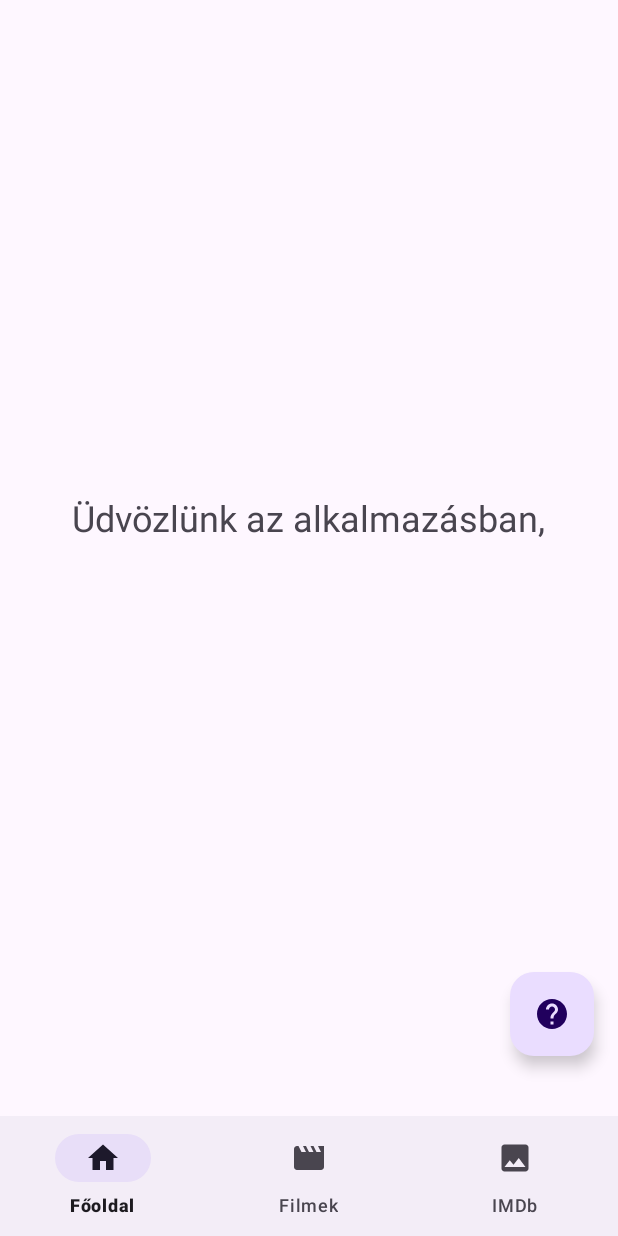
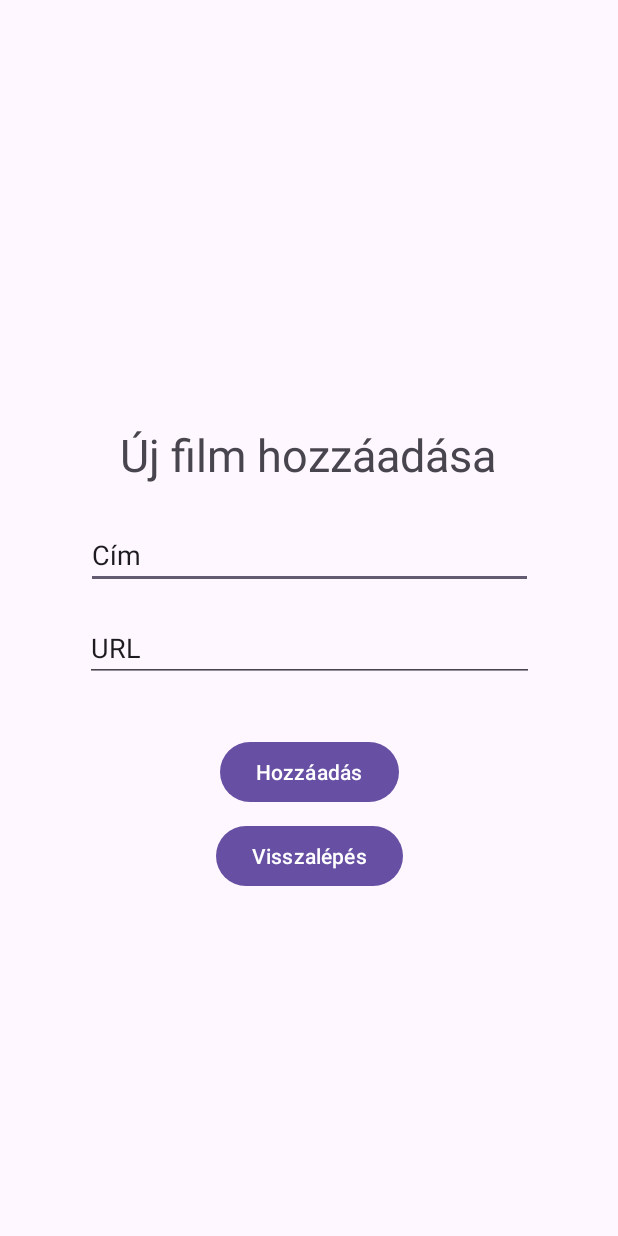
Before and after one commit to FZoltanI/android_app2, an Android app: the fragment FilmsFragment placed in its activity, after a tap on an icon or button, on a phone screen of 412 x 824 dp. Run offline under Robolectric (Android 15) with nearby library versions, the phone set to English and light mode, and no system bars; our stand-ins replace Picasso, Room's generated code; pictures from the network do not load.

Commit message:
database

```diff
--- a/app/src/main/AndroidManifest.xml
+++ b/app/src/main/AndroidManifest.xml
@@ -15,6 +15,9 @@
         android:theme="@style/Theme.Dolgozat2"
         tools:targetApi="31">
         <activity
+            android:name=".AddFilmActivity"
+            android:exported="false" />
+        <activity
             android:name=".MainPageActivity"
             android:exported="false" />
         <activity
--- /dev/null
+++ b/app/src/main/java/com/fz/dolgozat2/AddFilmActivity.java
@@ -0,0 +1,54 @@
+package com.fz.dolgozat2;
+
+import android.os.Bundle;
+import android.view.View;
+import android.widget.Button;
+import android.widget.EditText;
+
+import androidx.activity.EdgeToEdge;
+import androidx.appcompat.app.AppCompatActivity;
+import androidx.core.graphics.Insets;
+import androidx.core.view.ViewCompat;
+import androidx.core.view.WindowInsetsCompat;
+import androidx.room.Room;
+
+import com.fz.dolgozat2.database.AppDatabase;
+import com.fz.dolgozat2.database.Film;
+
+public class AddFilmActivity extends AppCompatActivity {
+    @Override
+    protected void onCreate(Bundle savedInstanceState) {
+        super.onCreate(savedInstanceState);
+        EdgeToEdge.enable(this);
+        setContentView(R.layout.activity_add_film);
+        ViewCompat.setOnApplyWindowInsetsListener(findViewById(R.id.main), (v, insets) -> {
+            Insets systemBars = insets.getInsets(WindowInsetsCompat.Type.systemBars());
+            v.setPadding(systemBars.left, systemBars.top, systemBars.right, systemBars.bottom);
+            return insets;
+        });
+
+        String username = getIntent().getStringExtra("name");
+
+        Button backButton = findViewById(R.id.backbutton);
+        backButton.setOnClickListener(new View.OnClickListener() {
+            @Override
+            public void onClick(View v) {
+                finish();
+            }
+        });
+
+        Button newFilmButton = findViewById(R.id.newfilm);
+        newFilmButton.setOnClickListener(new View.OnClickListener() {
+            @Override
+            public void onClick(View v) {
+                EditText title = findViewById(R.id.titleInput);
+                EditText url = findViewById(R.id.urlInput);
+
+                AppDatabase db = AppDatabase.getInstance(getApplicationContext());
+                db.filmDao().insert(new Film(title.getText().toString(), url.getText().toString()));
+
+                finish();
+            }
+        });
+    }
+}
--- a/app/src/main/java/com/fz/dolgozat2/FilmModel.java
+++ /dev/null
@@ -1,19 +0,0 @@
-package com.fz.dolgozat2;
-
-public class FilmModel {
-    String filmTitle;
-    int image;
-
-    public FilmModel(String filmTitle, int image) {
-        this.filmTitle = filmTitle;
-        this.image = image;
-    }
-
-    public String getFilmTitle() {
-        return filmTitle;
-    }
-
-    public int getImage() {
-        return image;
-    }
-}
--- a/app/src/main/java/com/fz/dolgozat2/Film_RecyclerViewAdapter.java
+++ b/app/src/main/java/com/fz/dolgozat2/Film_RecyclerViewAdapter.java
@@ -6,19 +6,27 @@ import android.view.View;
 import android.view.ViewGroup;
 import android.widget.ImageView;
 import android.widget.TextView;
+import android.widget.Toast;
 
 import androidx.annotation.NonNull;
+import androidx.appcompat.app.AlertDialog;
 import androidx.recyclerview.widget.RecyclerView;
 
-import java.util.ArrayList;
+import com.fz.dolgozat2.database.AppDatabase;
+import com.fz.dolgozat2.database.Film;
+import com.squareup.picasso.Picasso;
+
+import java.util.List;
 
 public class Film_RecyclerViewAdapter extends RecyclerView.Adapter<Film_RecyclerViewAdapter.MyViewHolder> {
     Context context;
-    ArrayList<FilmModel> filmModels;
+    List<Film> films;
+    AppDatabase db;
 
-    public Film_RecyclerViewAdapter(Context context, ArrayList<FilmModel> filmModels){
+    public Film_RecyclerViewAdapter(Context context, List<Film> films, AppDatabase db){
         this.context = context;
-        this.filmModels = filmModels;
+        this.films = films;
+        this.db = db;
     }
 
     @NonNull
@@ -26,30 +34,65 @@ public class Film_RecyclerViewAdapter extends RecyclerView.Adapter<Film_Recycler
     public Film_RecyclerViewAdapter.MyViewHolder onCreateViewHolder(@NonNull ViewGroup parent, int viewType) {
         LayoutInflater inflater = LayoutInflater.from(context);
         View view = inflater.inflate(R.layout.films_recycler_view_row, parent, false);
-
-        return new Film_RecyclerViewAdapter.MyViewHolder(view);
+        return new Film_RecyclerViewAdapter.MyViewHolder(view, this);
     }
 
     @Override
     public void onBindViewHolder(@NonNull Film_RecyclerViewAdapter.MyViewHolder holder, int position) {
-        holder.textView.setText(filmModels.get(position).getFilmTitle());
-        holder.imageView.setImageResource(filmModels.get(position).getImage());
+        holder.textView.setText(films.get(position).getFilmTitle());
+        String imageUrl = films.get(position).getImage();
+
+        Picasso.get()
+                .load(imageUrl)
+                .placeholder(R.drawable.notfound)
+                .error(R.drawable.notfound)
+                .into(holder.imageView);
     }
 
     @Override
     public int getItemCount() {
-        return filmModels.size();
+        return films.size();
     }
 
-    public static class MyViewHolder extends RecyclerView.ViewHolder{
+    public void removeItem(int position) {
+        Film film = films.get(position);
+        db.filmDao().delete(film);
+        films.remove(position);
+        notifyItemRemoved(position);
+    }
+
+    public static class MyViewHolder extends RecyclerView.ViewHolder {
         ImageView imageView;
         TextView textView;
+        Film_RecyclerViewAdapter adapter;
 
-        public MyViewHolder(@NonNull View itemView) {
+        public MyViewHolder(@NonNull View itemView, Film_RecyclerViewAdapter adapter) {
             super(itemView);
+            this.adapter = adapter;
 
             imageView = itemView.findViewById(R.id.imageView);
             textView = itemView.findViewById(R.id.textView2);
+
+            itemView.setOnClickListener(new View.OnClickListener() {
+                @Override
+                public void onClick(View v) {
+                    int position = getAdapterPosition();
+                    if (position != RecyclerView.NO_POSITION) {
+                        showDeleteConfirmationDialog(position);
+                    }
+                }
+            });
+        }
+
+        private void showDeleteConfirmationDialog(final int position) {
+            new AlertDialog.Builder(imageView.getContext())
+                .setTitle("Film törlése")
+                .setMessage("Biztosan törölni szeretnéd a filmet?")
+                .setPositiveButton("Törlés", (dialog, which) -> {
+                    adapter.removeItem(position);
+                })
+                .setNegativeButton("Mégsem", null)
+                .show();
         }
     }
 }
--- a/app/src/main/java/com/fz/dolgozat2/FilmsFragment.java
+++ b/app/src/main/java/com/fz/dolgozat2/FilmsFragment.java
@@ -1,5 +1,6 @@
 package com.fz.dolgozat2;
 
+import android.content.Context;
 import android.os.Bundle;
 
 import androidx.fragment.app.Fragment;
@@ -10,7 +11,13 @@ import android.view.LayoutInflater;
 import android.view.View;
 import android.view.ViewGroup;
 
+import com.fz.dolgozat2.database.AppDatabase;
+import com.fz.dolgozat2.database.Film;
+
+import androidx.room.Room;
+
 import java.util.ArrayList;
+import java.util.List;
 
 /**
  * A simple {@link Fragment} subclass.
@@ -25,9 +32,11 @@ public class FilmsFragment extends Fragment {
     private String mParam1;
     private String mParam2;
 
-    public FilmsFragment() {
-        // Required empty public constructor
-    }
+    private List<Film> films;
+    private AppDatabase db;
+
+
+    public FilmsFragment() {}
 
     public static FilmsFragment newInstance(String param1, String param2) {
         FilmsFragment fragment = new FilmsFragment();
@@ -38,32 +47,61 @@ public class FilmsFragment extends Fragment {
         return fragment;
     }
 
-    ArrayList<FilmModel> filmModels = new ArrayList<>();
-    int[] filmImages = {R.drawable.avatar, R.drawable.bosszuallok, R.drawable.titanic, R.drawable.starwars, R.drawable.jw, R.drawable.oroszlankiraly, R.drawable.keresztapa, R.drawable.forrestgump, R.drawable.asotetlovag};
+    //ArrayList<Film> films = new ArrayList<>();
+    //int[] filmImages = {R.drawable.avatar, R.drawable.bosszuallok, R.drawable.titanic, R.drawable.starwars, R.drawable.jw, R.drawable.oroszlankiraly, R.drawable.keresztapa, R.drawable.forrestgump, R.drawable.asotetlovag};
 
     @Override
     public View onCreateView(LayoutInflater inflater, ViewGroup container, Bundle savedInstanceState) {
         return inflater.inflate(R.layout.fragment_films, container, false);
     }
 
+    private Film_RecyclerViewAdapter adapter;
+
     @Override
     public void onViewCreated(View view, Bundle savedInstanceState) {
         super.onViewCreated(view, savedInstanceState);
 
+        db = AppDatabase.getInstance(view.getContext());
+
         RecyclerView recyclerView = view.findViewById(R.id.filmsRecyclerView);
 
-        setUpFilmModels();
+        //setUpFilmModels();
 
-        Film_RecyclerViewAdapter adapter = new Film_RecyclerViewAdapter(getContext(), filmModels);
+        //List<Film> films = new ArrayList<>();
+        String user = getActivity().getIntent().getStringExtra("name");
+        films = db.filmDao().getAllFilms();
+
+        adapter = new Film_RecyclerViewAdapter(getContext(), films, db);
         recyclerView.setAdapter(adapter);
         recyclerView.setLayoutManager(new LinearLayoutManager(getContext()));
     }
 
+    private void loadFilms() {
+        String user = getActivity().getIntent().getStringExtra("user");
+
+        films.clear();
+        films.addAll(db.filmDao().getAllFilms());
+        adapter.notifyDataSetChanged();
+    }
+
+    @Override
+    public void onResume() {
+        super.onResume();
+
+        loadFilms();
+    }
+
+    /*
     private void setUpFilmModels(){
         String[] filmTitles = getResources().getStringArray(R.array.movie_titles);
 
+        films.add(new Film("Oppenheimer", "https://posters.movieposterdb.com/24_03/2023/15398776/l_oppenheimer-movie-poster_28ad1035.jpg"));
+        films.add(new Film("Captain America: Brave New World", "https://posters.movieposterdb.com/24_12/2025/14513804/l_captain-america-brave-new-world-movie-poster_d309c549.jpg"));
+        films.add(new Film("Avengers: Endgame", "https://posters.movieposterdb.com/23_06/2019/4154796/l_avengers-endgame-movie-poster_21dfd2d6.jpg"));
+
         for (int i = 0; i < filmTitles.length; i++) {
-            filmModels.add(new FilmModel(filmTitles[i], filmImages[i]));
+            films.add(new Film(filmTitles[i], filmImages[i]));
         }
     }
+    */
 }
--- a/app/src/main/java/com/fz/dolgozat2/IMDbFragment.java
+++ b/app/src/main/java/com/fz/dolgozat2/IMDbFragment.java
@@ -47,8 +47,6 @@ public class IMDbFragment extends Fragment {
         args.putString(ARG_PARAM2, param2);
         fragment.setArguments(args);
 
-
-
         return fragment;
     }
 
@@ -59,15 +57,10 @@ public class IMDbFragment extends Fragment {
             mParam1 = getArguments().getString(ARG_PARAM1);
             mParam2 = getArguments().getString(ARG_PARAM2);
         }
-
-
     }
 
     @Override
-    public View onCreateView(LayoutInflater inflater, ViewGroup container,
-                             Bundle savedInstanceState) {
-        // Inflate the layout for this fragment
-
+    public View onCreateView(LayoutInflater inflater, ViewGroup container, Bundle savedInstanceState) {
         View view = inflater.inflate(R.layout.fragment_imdb, container, false);
 
         WebView vw = view.findViewById(R.id.webview);
--- a/app/src/main/java/com/fz/dolgozat2/MainPageActivity.java
+++ b/app/src/main/java/com/fz/dolgozat2/MainPageActivity.java
@@ -14,12 +14,15 @@ import androidx.core.graphics.Insets;
 import androidx.core.view.ViewCompat;
 import androidx.core.view.WindowInsetsCompat;
 import androidx.fragment.app.FragmentManager;
+import androidx.room.Room;
 
+import com.fz.dolgozat2.database.AppDatabase;
 import com.google.android.material.bottomnavigation.BottomNavigationView;
 import com.google.android.material.floatingactionbutton.FloatingActionButton;
 import com.google.android.material.navigation.NavigationBarView;
 
 public class MainPageActivity extends AppCompatActivity {
+    AppDatabase db;
 
     @Override
     protected void onCreate(Bundle savedInstanceState) {
@@ -59,10 +62,16 @@ public class MainPageActivity extends AppCompatActivity {
             }
         });
 
+        Intent addFilmIntent = new Intent(this, AddFilmActivity.class);
+
         FloatingActionButton fab = findViewById(R.id.fab);
         fab.setOnClickListener(new View.OnClickListener() {
             @Override
             public void onClick(View v) {
+                addFilmIntent.putExtra("name", getIntent().getStringExtra("name"));
+                startActivity(addFilmIntent);
+
+                /*
                 String url = "https://www.youtube.com/watch?v=MAlSjtxy5ak";
                 try {
                     Intent intent = new Intent(Intent.ACTION_VIEW);
@@ -74,7 +83,9 @@ public class MainPageActivity extends AppCompatActivity {
                     intent.setData(Uri.parse(url));
                     startActivity(intent);
                 }
+                 */
             }
         });
     }
+
 }
--- /dev/null
+++ b/app/src/main/java/com/fz/dolgozat2/database/AppDatabase.java
@@ -0,0 +1,20 @@
+package com.fz.dolgozat2.database;
+
+import android.content.Context;
+
+
+import androidx.room.Database;
+import androidx.room.Room;
+import androidx.room.RoomDatabase;
+
+@Database(entities = {Film.class}, version = 1)
+public abstract class AppDatabase extends RoomDatabase {
+    public abstract FilmDao filmDao();
+
+    public static AppDatabase getInstance(Context context) {
+        return Room.databaseBuilder(context.getApplicationContext(),
+                        AppDatabase.class, "film_database")
+                .allowMainThreadQueries()
+                .build();
+    }
+}
--- /dev/null
+++ b/app/src/main/java/com/fz/dolgozat2/database/Film.java
@@ -0,0 +1,33 @@
+package com.fz.dolgozat2.database;
+
+import androidx.room.Entity;
+import androidx.room.PrimaryKey;
+
+@Entity(tableName = "film")
+public class Film {
+    @PrimaryKey(autoGenerate = true)
+    public int id;
+
+    public String title;
+    public String image;
+
+    public Film() {
+    }
+
+    public Film(String filmTitle, String image) {
+        this.title = filmTitle;
+        this.image = image;
+    }
+
+    public int getId(){
+        return id;
+    }
+
+    public String getFilmTitle() {
+        return title;
+    }
+
+    public String getImage() {
+        return image;
+    }
+}
--- /dev/null
+++ b/app/src/main/java/com/fz/dolgozat2/database/FilmDao.java
@@ -0,0 +1,20 @@
+package com.fz.dolgozat2.database;
+
+import androidx.room.Dao;
+import androidx.room.Delete;
+import androidx.room.Insert;
+import androidx.room.Query;
+
+import java.util.List;
+
+@Dao
+public interface FilmDao {
+    @Insert
+    void insert(Film film);
+
+    @Query("SELECT * FROM film")
+    List<Film> getAllFilms();
+
+    @Delete
+    void delete(Film film);
+}
--- /dev/null
+++ b/app/src/main/res/drawable/baseline_add_circle_outline_24.xml
@@ -0,0 +1,5 @@
+<vector xmlns:android="http://schemas.android.com/apk/res/android" android:height="24dp" android:tint="#000000" android:viewportHeight="24" android:viewportWidth="24" android:width="24dp">
+
+    <path android:fillColor="@android:color/white" android:pathData="M13,7h-2v4L7,11v2h4v4h2v-4h4v-2h-4L13,7zM12,2C6.48,2 2,6.48 2,12s4.48,10 10,10 10,-4.48 10,-10S17.52,2 12,2zM12,20c-4.41,0 -8,-3.59 -8,-8s3.59,-8 8,-8 8,3.59 8,8 -3.59,8 -8,8z"/>
+
+</vector>
--- /dev/null
+++ b/app/src/main/res/layout/activity_add_film.xml
@@ -0,0 +1,67 @@
+<?xml version="1.0" encoding="utf-8"?>
+<androidx.constraintlayout.widget.ConstraintLayout xmlns:android="http://schemas.android.com/apk/res/android"
+    xmlns:app="http://schemas.android.com/apk/res-auto"
+    xmlns:tools="http://schemas.android.com/tools"
+    android:id="@+id/main"
+    android:layout_width="match_parent"
+    android:layout_height="match_parent"
+    tools:context=".AddFilmActivity">
+
+    <TextView
+        android:id="@+id/textView4"
+        android:layout_width="wrap_content"
+        android:layout_height="wrap_content"
+        android:text="Új film hozzáadása"
+        android:textSize="30sp"
+        app:layout_constraintBottom_toBottomOf="parent"
+        app:layout_constraintEnd_toEndOf="parent"
+        app:layout_constraintHorizontal_bias="0.496"
+        app:layout_constraintStart_toStartOf="parent"
+        app:layout_constraintTop_toTopOf="parent"
+        app:layout_constraintVertical_bias="0.361" />
+
+    <EditText
+        android:id="@+id/titleInput"
+        android:layout_width="298dp"
+        android:layout_height="41dp"
+        android:layout_marginTop="28dp"
+        android:ems="10"
+        android:inputType="text"
+        android:text="Cím"
+        app:layout_constraintEnd_toEndOf="parent"
+        app:layout_constraintHorizontal_bias="0.504"
+        app:layout_constraintStart_toStartOf="parent"
+        app:layout_constraintTop_toBottomOf="@+id/textView4" />
+
+    <EditText
+        android:id="@+id/urlInput"
+        android:layout_width="299dp"
+        android:layout_height="42dp"
+        android:layout_marginTop="20dp"
+        android:ems="10"
+        android:inputType="text"
+        android:text="URL"
+        app:layout_constraintEnd_toEndOf="parent"
+        app:layout_constraintStart_toStartOf="parent"
+        app:layout_constraintTop_toBottomOf="@+id/titleInput" />
+
+    <Button
+        android:id="@+id/newfilm"
+        android:layout_width="wrap_content"
+        android:layout_height="wrap_content"
+        android:layout_marginTop="36dp"
+        android:text="Hozzáadás"
+        app:layout_constraintEnd_toEndOf="parent"
+        app:layout_constraintStart_toStartOf="parent"
+        app:layout_constraintTop_toBottomOf="@+id/urlInput" />
+
+    <Button
+        android:id="@+id/backbutton"
+        android:layout_width="wrap_content"
+        android:layout_height="wrap_content"
+        android:layout_marginTop="8dp"
+        android:text="Visszalépés"
+        app:layout_constraintEnd_toEndOf="parent"
+        app:layout_constraintStart_toStartOf="parent"
+        app:layout_constraintTop_toBottomOf="@+id/newfilm" />
+</androidx.constraintlayout.widget.ConstraintLayout>
--- a/app/src/main/res/layout/activity_main_page.xml
+++ b/app/src/main/res/layout/activity_main_page.xml
@@ -25,7 +25,7 @@
         android:layout_width="wrap_content"
         android:layout_height="wrap_content"
         android:layout_gravity="end|bottom"
-        android:src="@drawable/baseline_help_24"
+        android:src="@drawable/baseline_add_circle_outline_24"
         android:layout_marginBottom="120dp"
         android:layout_marginEnd="16dp"
         app:layout_constraintBottom_toBottomOf="parent"
--- a/app/src/main/res/layout/films_recycler_view_row.xml
+++ b/app/src/main/res/layout/films_recycler_view_row.xml
@@ -29,12 +29,16 @@
 
             <TextView
                 android:id="@+id/textView2"
-                android:layout_width="wrap_content"
-                android:layout_height="wrap_content"
+                android:layout_width="225dp"
+                android:layout_height="32dp"
                 android:text="TextView"
-                android:textSize="24sp"
+                android:textAlignment="center"
+                android:textSize="10sp"
+                app:autoSizeMaxTextSize="30sp"
+                app:autoSizeTextType="uniform"
                 app:layout_constraintBottom_toBottomOf="parent"
                 app:layout_constraintEnd_toEndOf="parent"
+                app:layout_constraintHorizontal_bias="0.488"
                 app:layout_constraintStart_toEndOf="@+id/imageView"
                 app:layout_constraintTop_toTopOf="parent" />
         </androidx.constraintlayout.widget.ConstraintLayout>
--- a/gradle/libs.versions.toml
+++ b/gradle/libs.versions.toml
@@ -7,6 +7,7 @@ appcompat = "1.7.0"
 material = "1.12.0"
 activity = "1.9.3"
 constraintlayout = "2.1.4"
+picasso = "2.8"
 
 [libraries]
 junit = { group = "junit", name = "junit", version.ref = "junit" }
@@ -16,6 +17,7 @@ appcompat = { group = "androidx.appcompat", name = "appcompat", version.ref = "a
 material = { group = "com.google.android.material", name = "material", version.ref = "material" }
 activity = { group = "androidx.activity", name = "activity", version.ref = "activity" }
 constraintlayout = { group = "androidx.constraintlayout", name = "constraintlayout", version.ref = "constraintlayout" }
+picasso = { module = "com.squareup.picasso:picasso", version.ref = "picasso" }
 
 [plugins]
 android-application = { id = "com.android.application", version.ref = "agp" }
```
Also changed, not shown: app/build.gradle.kts (+8 -0 lines), app/src/main/res/drawable/notfound.png (added).
